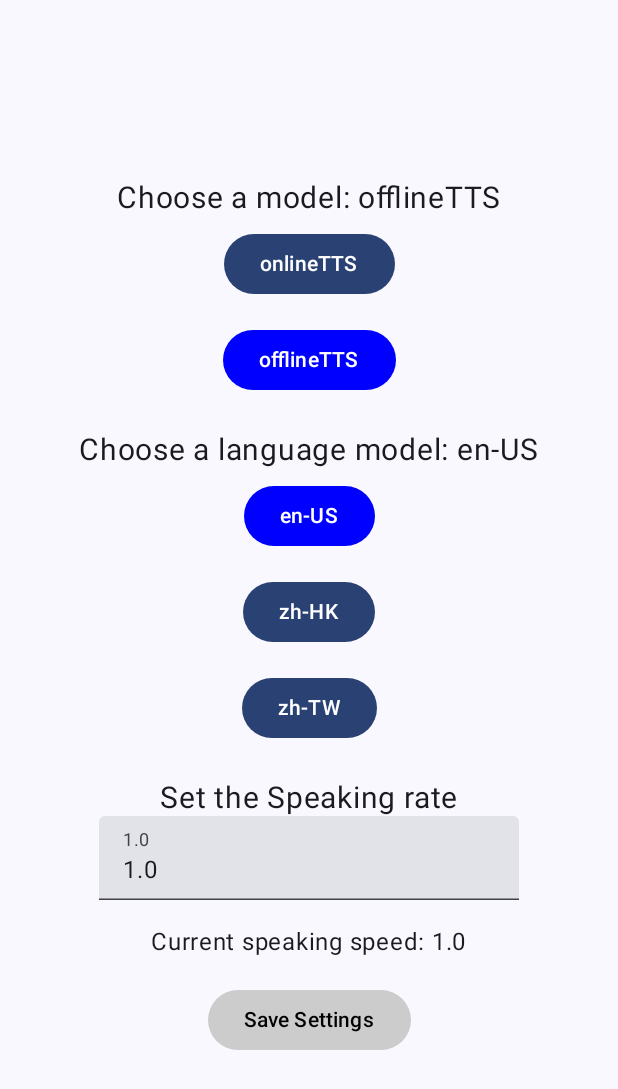
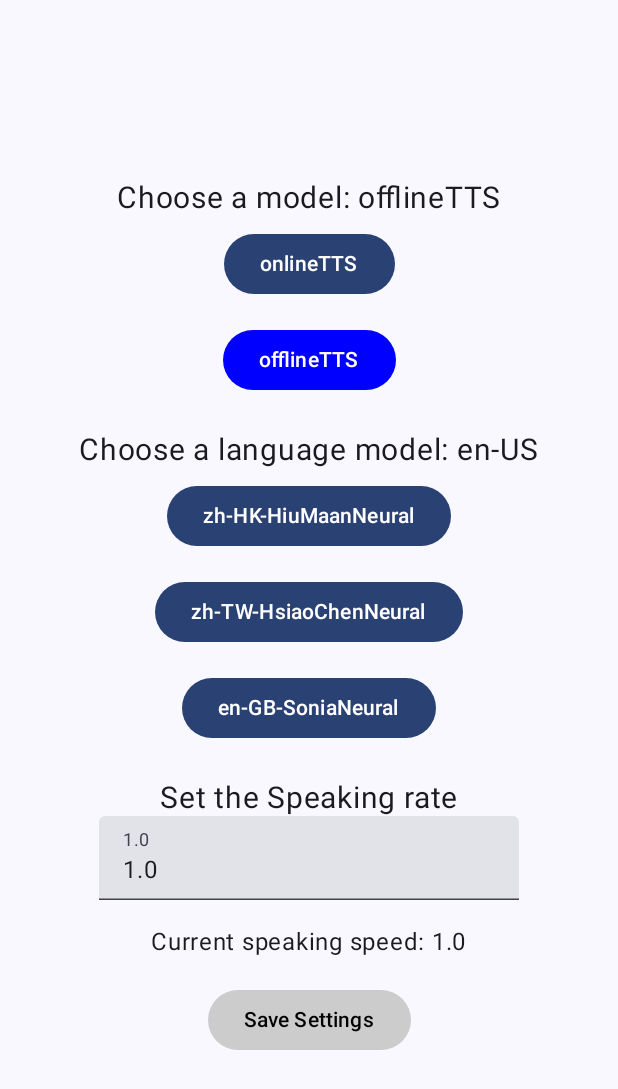
Before and after one commit to Arcaninar/ocr-text-to-speech, an Android app built with Jetpack Compose: the screen it shows after launch (MainActivity), after a tap on "SettingScreen", on a phone screen of 412 x 824 dp. Shown: the top 1089 px of the screen. Run offline under Robolectric (Android 15) with nearby library versions, the phone set to English and light mode, and no system bars; libraries missing offline, so code that uses them is left out: com.google.api.client, com.google.api.services, com.google.mlkit.vision; 14 statements that could not run were skipped.

Commit message:
fix the tts

```diff
--- a/app/src/main/java/com/ocrtts/ui/screens/ImageScreen.kt
+++ b/app/src/main/java/com/ocrtts/ui/screens/ImageScreen.kt
@@ -341,6 +341,7 @@ import androidx.compose.runtime.LaunchedEffect
 import androidx.compose.runtime.collectAsState
 import androidx.compose.runtime.getValue
 import androidx.compose.runtime.remember
+import androidx.compose.runtime.setValue
 import androidx.compose.ui.Alignment
 import androidx.compose.ui.Modifier
 import androidx.compose.ui.geometry.Rect
@@ -415,7 +416,7 @@ fun ImageScreen(
 
     val speed by settingViewModel.speedRate.collectAsState()
 //    val language by settingViewModel.langModel.collectAsState()
-    val showDialog by imageViewModel.showDialog
+    var showDialog by imageViewModel.showDialog
 
     // sentinel
     DisposableEffect(Unit) {
@@ -598,7 +599,7 @@ fun ImageScreen(
                     }
                 },
                 dismissButton = {
-                    Button(onClick = { /* dismiss the dialog */ }) {
+                    Button(onClick = { showDialog = false }) {
                         Text("No")
                     }
                 }
--- a/app/src/main/java/com/ocrtts/ui/screens/SettingScreen.kt
+++ b/app/src/main/java/com/ocrtts/ui/screens/SettingScreen.kt
@@ -123,7 +123,7 @@ fun LanguageSelection(
     onLanguageSelected: (String) -> Unit,
     modifier: Modifier = Modifier
 ) {
-    val languages = listOf("en-US", "zh-HK", "zh-TW")
+    val languages = listOf("zh-HK-HiuMaanNeural", "zh-TW-HsiaoChenNeural", "en-GB-SoniaNeural")
 
     Column(horizontalAlignment = Alignment.CenterHorizontally, modifier = modifier) {
         Text(text = "Choose a language model: $selectedLanguage", fontSize = 20.sp)
--- a/app/src/main/java/com/ocrtts/ui/viewmodels/ImageViewModel.kt
+++ b/app/src/main/java/com/ocrtts/ui/viewmodels/ImageViewModel.kt
@@ -45,7 +45,7 @@ class ImageViewModel(application: Application, private val settingViewModel: Set
     val isOnline: StateFlow<Boolean> = _isOnline
     //change1
 //    val isNetworkAvailable = MutableStateFlow(false)
-    val showDialog = mutableStateOf(false)
+    var showDialog = mutableStateOf(false)
 
 
     val modelType: StateFlow<String> = settingViewModel.modelType.stateIn(
--- a/app/src/main/java/com/ocrtts/ui/viewmodels/SettingViewModels.kt
+++ b/app/src/main/java/com/ocrtts/ui/viewmodels/SettingViewModels.kt
@@ -46,6 +46,7 @@ class SettingViewModel(private val dataStoreManager: SettingDataStoreManager) :
         _langModel.value = newLangModel
         viewModelScope.launch {
             dataStoreManager.updateLangModel(newLangModel)
+            Log.i("update", newLangModel)
         }
     }
 
--- a/app/src/main/java/com/ocrtts/ui/viewmodels/TTSViewModel.kt
+++ b/app/src/main/java/com/ocrtts/ui/viewmodels/TTSViewModel.kt
@@ -36,7 +36,7 @@ class TTSViewModel(
     fun updateLanguage(newLanguage: String) {
         initialLanguage = newLanguage
         if (isOnline) {
-            azureTTS?.updateVoice(newLanguage) // 假设存在这样的一个方法
+            azureTTS?.updateVoice(newLanguage)
         } else {
             offlineTTS.setLanguage(Locale.forLanguageTag(newLanguage))
         }
```
